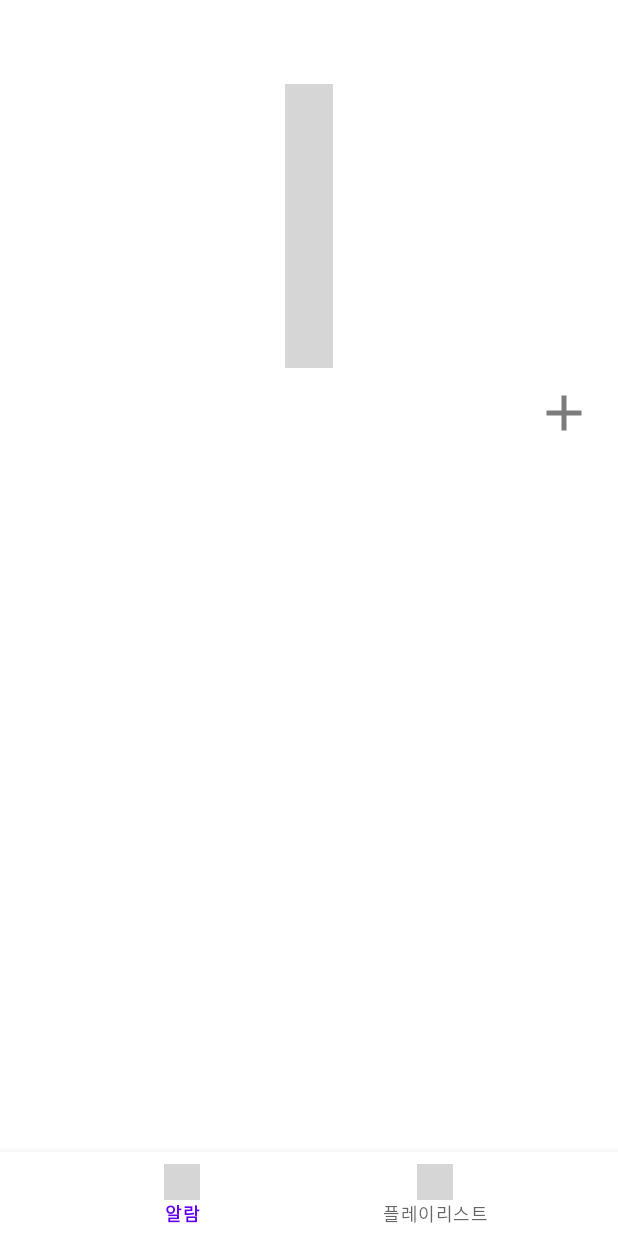
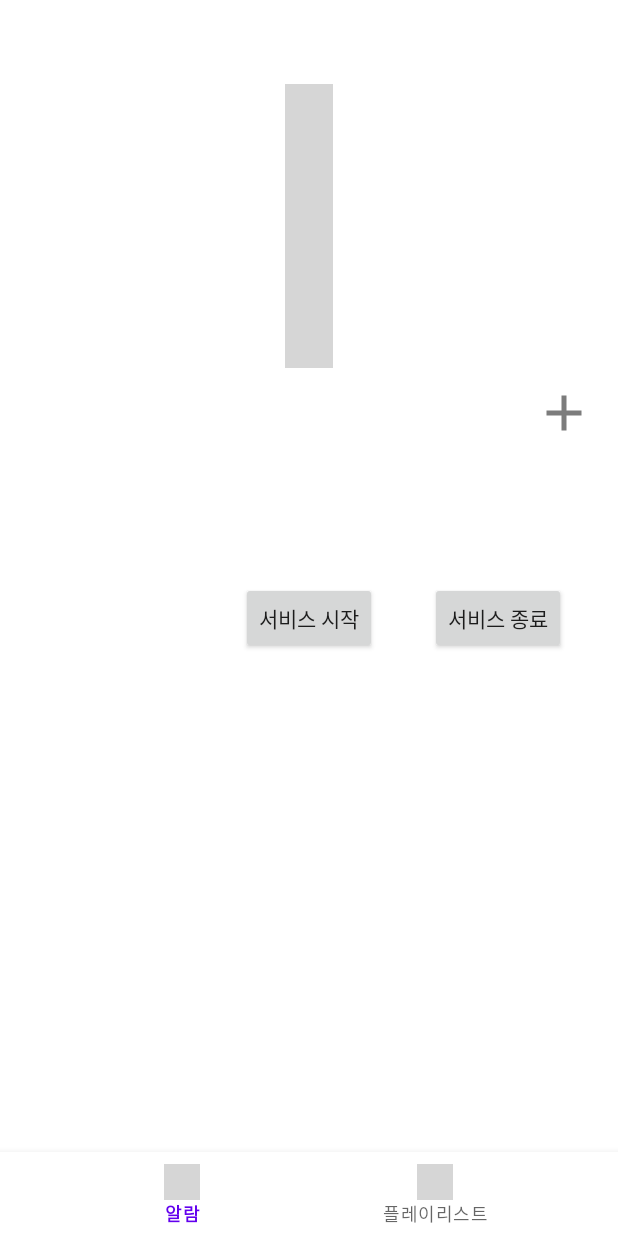
Before and after one commit to JungWooGeon/AlarmPlayList, an Android app: the screen it shows after launch (MainActivity), on a phone screen of 412 x 824 dp. Run offline under Robolectric (Android 15) with nearby library versions, the phone set to English and light mode, and no system bars; our stand-ins replace Room's generated code, navigation-ui; plain views replace Clock; 3 statements that could not run were skipped; grey boxes are pictures that could not be loaded.

Commit message:
implement services required for alarm function

```diff
--- a/app/src/main/AndroidManifest.xml
+++ b/app/src/main/AndroidManifest.xml
@@ -3,6 +3,7 @@
     package="com.sample.alarmplaylist">
 
     <uses-permission android:name="android.permission.SCHEDULE_EXACT_ALARM" />
+    <uses-permission android:name="android.permission.FOREGROUND_SERVICE"/>
 
     <application
         android:icon="@mipmap/ic_launcher"
@@ -28,6 +29,8 @@
         <receiver
             android:name=".alarm.receiver.AlarmReceiver"
             android:exported="false" />
+
+        <service android:name=".alarm.receiver.AlarmService" />
     </application>
 
 </manifest>
--- /dev/null
+++ b/app/src/main/res/drawable/ic_stop.xml
@@ -0,0 +1,5 @@
+<vector android:height="24dp" android:tint="#BEBEBE"
+    android:viewportHeight="24" android:viewportWidth="24"
+    android:width="24dp" xmlns:android="http://schemas.android.com/apk/res/android">
+    <path android:fillColor="@android:color/white" android:pathData="M6,6h12v12H6z"/>
+</vector>
--- a/app/src/main/res/layout/fragment_alarm.xml
+++ b/app/src/main/res/layout/fragment_alarm.xml
@@ -42,4 +42,24 @@
         app:layout_constraintTop_toBottomOf="@id/btn_alarm_add"
         app:layout_constraintVertical_weight="2.5" />
 
+    <androidx.appcompat.widget.AppCompatButton
+        android:id="@+id/btn_start_service"
+        android:layout_width="wrap_content"
+        android:layout_height="wrap_content"
+        app:layout_constraintBottom_toBottomOf="parent"
+        app:layout_constraintEnd_toEndOf="parent"
+        app:layout_constraintStart_toStartOf="parent"
+        app:layout_constraintTop_toTopOf="parent"
+        android:text="서비스 시작"/>
+
+    <androidx.appcompat.widget.AppCompatButton
+        android:id="@+id/btn_stop_service"
+        android:layout_width="wrap_content"
+        android:layout_height="wrap_content"
+        app:layout_constraintBottom_toBottomOf="@id/btn_start_service"
+        app:layout_constraintEnd_toEndOf="parent"
+        app:layout_constraintStart_toEndOf="@id/btn_start_service"
+        app:layout_constraintTop_toTopOf="@id/btn_start_service"
+        android:text="서비스 종료"/>
+
 </androidx.constraintlayout.widget.ConstraintLayout>
```
Also changed, not shown: app/src/main/java/com/sample/alarmplaylist/alarm/AlarmFragment.kt (+41 -36 lines), app/src/main/java/com/sample/alarmplaylist/alarm/receiver/AlarmReceiver.kt (+16 -33 lines), app/src/main/java/com/sample/alarmplaylist/alarm/receiver/AlarmService.kt (added, +69 -0 lines).
